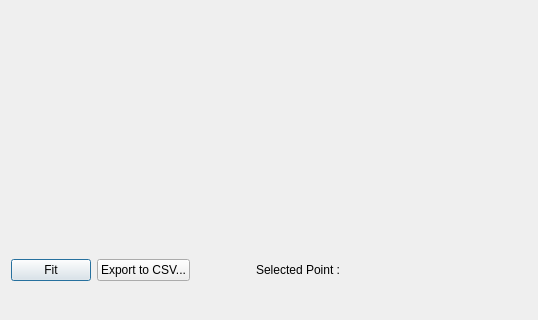
The window that src/visualizeoccurrencesdialog.ui (redmoon1945/gbp) describes before a commit, drawn with Qt 5; both pictures show x 0 to 538 and y 380 to 700 of the 1000 by 700 pixel window.
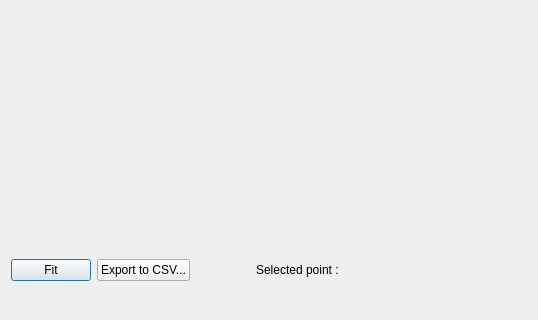
The same window after the commit.

The edit to the form file:
```diff
--- a/src/visualizeoccurrencesdialog.ui
+++ b/src/visualizeoccurrencesdialog.ui
@@ -72,7 +72,7 @@
      <item>
       <widget class="QLabel" name="selectedPointLabel">
        <property name="text">
-        <string>Selected Point :</string>
+        <string>Selected point :</string>
        </property>
       </widget>
      </item>
```
Left out of the diff: 4 changed lines with no effect on the pictures.
